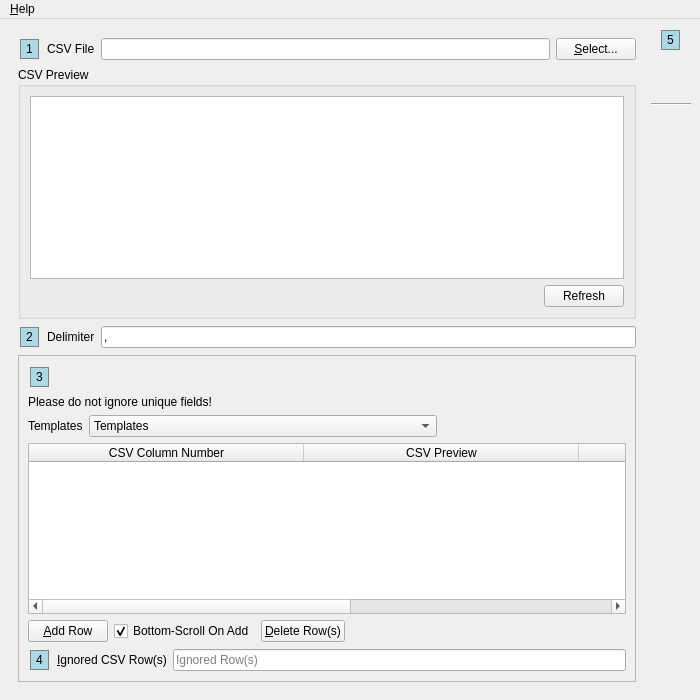
First picture: the form in UI/biblioteq_import.ui, repository textbrowser/biblioteq, before the edit.
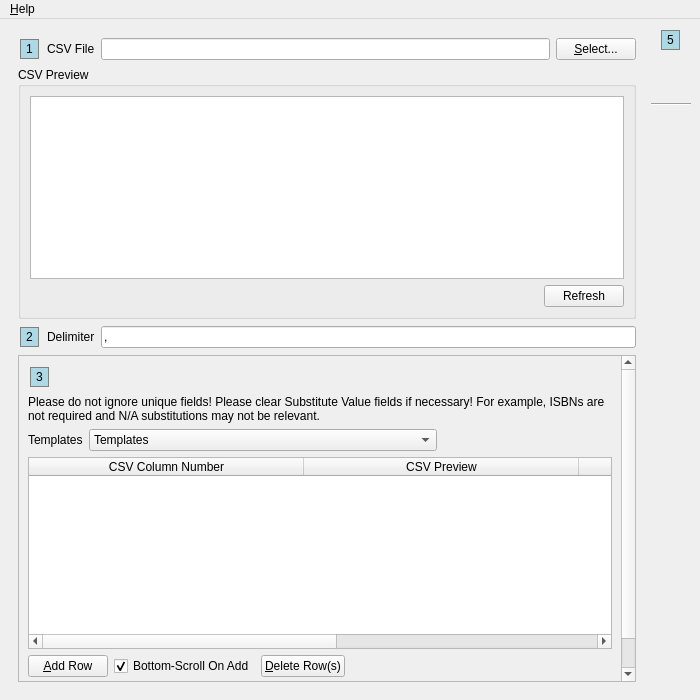
Second picture: the form after the edit. Icons and pictures are not drawn.

Diff of the .ui file:
```diff
--- a/UI/biblioteq_import.ui
+++ b/UI/biblioteq_import.ui
@@ -175,8 +175,8 @@
            <rect>
             <x>0</x>
             <y>0</y>
-            <width>620</width>
-            <height>351</height>
+            <width>599</width>
+            <height>402</height>
            </rect>
           </property>
           <layout class="QVBoxLayout" name="verticalLayout_2">
@@ -204,7 +204,10 @@
            <item>
             <widget class="QLabel" name="label_5">
              <property name="text">
-              <string>Please do not ignore unique fields!</string>
+              <string>Please do not ignore unique fields! Please clear Substitute Value fields if necessary! For example, ISBNs are not required and N/A substitutions may not be relevant.</string>
+             </property>
+             <property name="wordWrap">
+              <bool>true</bool>
              </property>
             </widget>
            </item>
```
